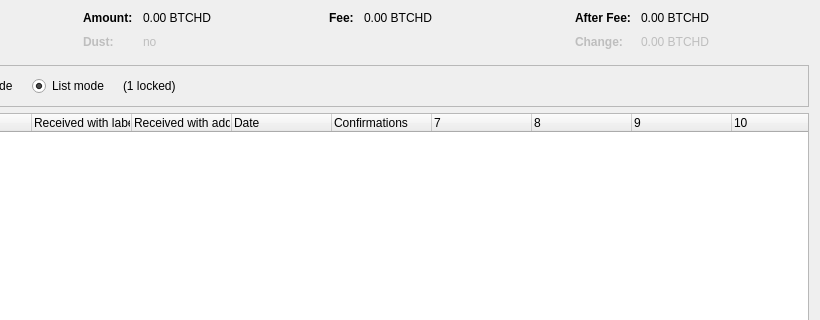
Before: the Qt Designer form src/qt/forms/coincontroldialog.ui in goomario/btchd, drawn with Qt 5; both pictures show x 180 to 1000 and y 0 to 320 of the 1000 by 500 pixel window.
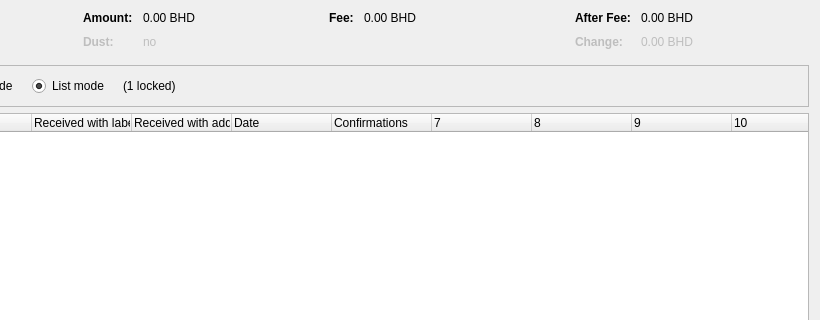
After: the same form once the commit is applied. Custom widgets are drawn as their Qt base class.

Commit message: rename BTCHD to BitcoinHD/BHD

Patch:
```diff
--- a/src/qt/forms/coincontroldialog.ui
+++ b/src/qt/forms/coincontroldialog.ui
@@ -132,7 +132,7 @@
           <enum>Qt::ActionsContextMenu</enum>
          </property>
          <property name="text">
-          <string notr="true">0.00 BTCHD</string>
+          <string notr="true">0.00 BHD</string>
          </property>
          <property name="textInteractionFlags">
           <set>Qt::LinksAccessibleByMouse|Qt::TextSelectableByKeyboard|Qt::TextSelectableByMouse</set>
@@ -212,7 +212,7 @@
           <enum>Qt::ActionsContextMenu</enum>
          </property>
          <property name="text">
-          <string notr="true">0.00 BTCHD</string>
+          <string notr="true">0.00 BHD</string>
          </property>
          <property name="textInteractionFlags">
           <set>Qt::LinksAccessibleByMouse|Qt::TextSelectableByKeyboard|Qt::TextSelectableByMouse</set>
@@ -257,7 +257,7 @@
           <enum>Qt::ActionsContextMenu</enum>
          </property>
          <property name="text">
-          <string notr="true">0.00 BTCHD</string>
+          <string notr="true">0.00 BHD</string>
          </property>
          <property name="textInteractionFlags">
           <set>Qt::LinksAccessibleByMouse|Qt::TextSelectableByKeyboard|Qt::TextSelectableByMouse</set>
@@ -292,7 +292,7 @@
           <enum>Qt::ActionsContextMenu</enum>
          </property>
          <property name="text">
-          <string notr="true">0.00 BTCHD</string>
+          <string notr="true">0.00 BHD</string>
          </property>
          <property name="textInteractionFlags">
           <set>Qt::LinksAccessibleByMouse|Qt::TextSelectableByKeyboard|Qt::TextSelectableByMouse</set>
```
The commit also changes 191 other files.
